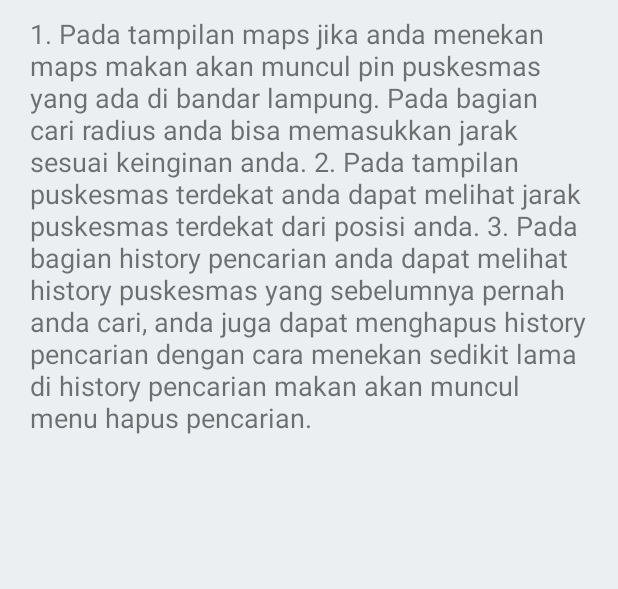
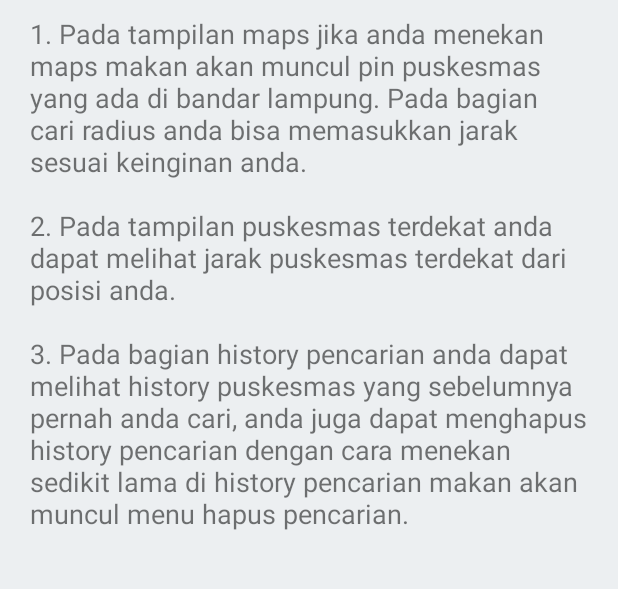
Before and after one commit to DwiRomadon/gis_puskemas, an Android app: the Tentang screen opened directly, with no data from a screen before it, on a phone screen of 412 x 824 dp, the part 599-1188 px from its top. Run offline under Robolectric (Android 15) with nearby library versions, the phone set to English and light mode, and no system bars; Roboto replaces fonts that are not available here.

Commit message:
updated 20 11 2020

```diff
--- a/app/src/main/res/layout/activity_tentang.xml
+++ b/app/src/main/res/layout/activity_tentang.xml
@@ -41,6 +41,7 @@
             android:gravity="center"
             android:layout_marginTop="30dp"
             android:layout_below="@+id/top"
+            android:layout_marginBottom="20dp"
             android:orientation="vertical">
     <ScrollView
         android:layout_width="match_parent"
@@ -95,8 +96,8 @@
                 android:layout_width="match_parent"
                 android:layout_height="match_parent"
                 android:text="1. Pada tampilan maps jika anda menekan maps makan akan muncul pin puskesmas yang ada di bandar lampung. Pada bagian cari radius anda bisa memasukkan jarak sesuai keinginan anda.
-2. Pada tampilan puskesmas terdekat anda dapat melihat jarak puskesmas terdekat dari posisi anda.
-3. Pada bagian history pencarian anda dapat melihat history puskesmas yang sebelumnya pernah anda cari, anda juga dapat menghapus history pencarian dengan cara menekan sedikit lama di history pencarian makan akan muncul menu hapus pencarian. "
+                \n\n2. Pada tampilan puskesmas terdekat anda dapat melihat jarak puskesmas terdekat dari posisi anda.
+                \n\n3. Pada bagian history pencarian anda dapat melihat history puskesmas yang sebelumnya pernah anda cari, anda juga dapat menghapus history pencarian dengan cara menekan sedikit lama di history pencarian makan akan muncul menu hapus pencarian. "
                 android:gravity="center|left"
                 android:layout_marginTop="10dp"
                 android:layout_marginRight="20dp"
```
